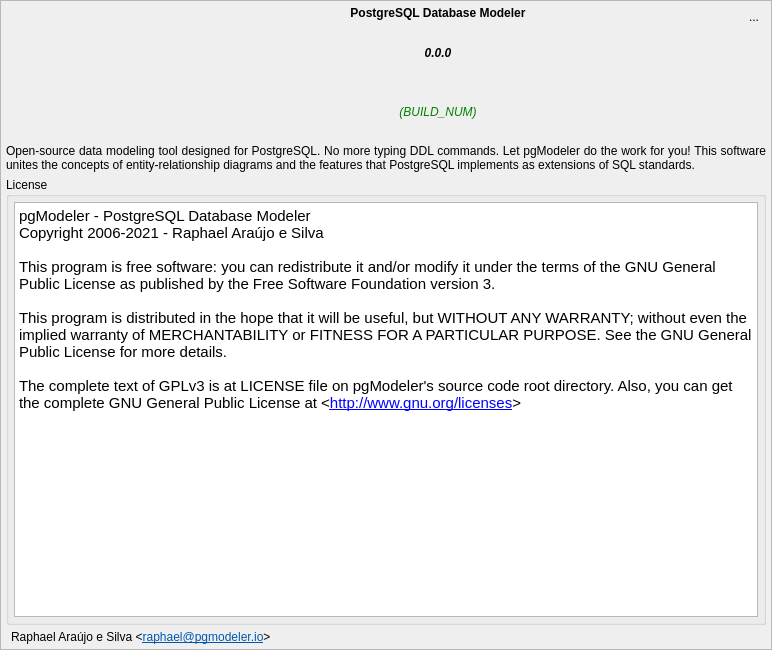
Above: libs/libgui/ui/widgets/aboutwidget.ui from pgmodeler/pgmodeler before the change. Below: the same form after it.
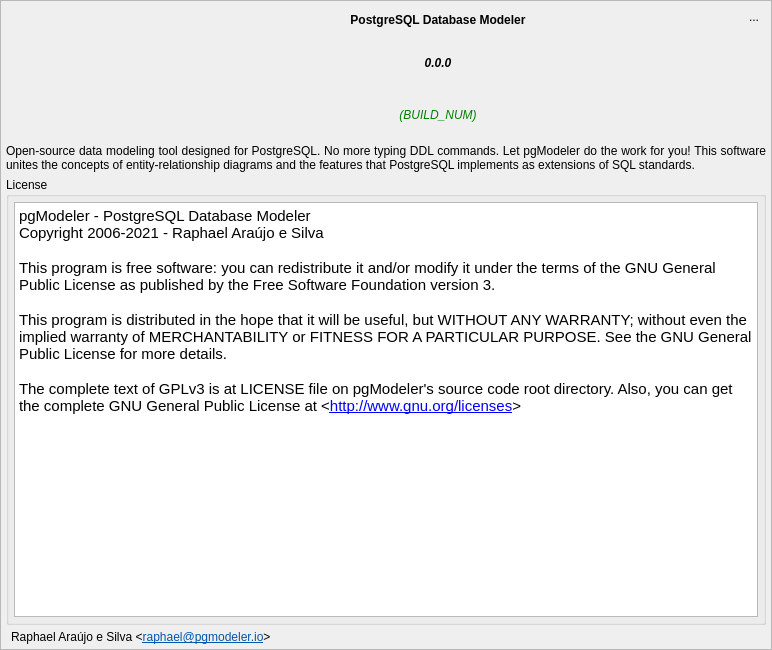
That is the form after the change. Icons and pictures are not drawn.

Patch:
```diff
--- a/libs/libgui/ui/widgets/aboutwidget.ui
+++ b/libs/libgui/ui/widgets/aboutwidget.ui
@@ -124,6 +124,9 @@
           <property name="alignment">
            <set>Qt::AlignCenter</set>
           </property>
+          <property name="wordWrap">
+           <bool>true</bool>
+          </property>
           <property name="textInteractionFlags">
            <set>Qt::LinksAccessibleByMouse|Qt::TextSelectableByMouse</set>
           </property>
@@ -132,7 +135,7 @@
         <item row="1" column="1">
          <widget class="QLabel" name="pgmodeler_ver_lbl">
           <property name="sizePolicy">
-           <sizepolicy hsizetype="Preferred" vsizetype="Preferred">
+           <sizepolicy hsizetype="Expanding" vsizetype="Preferred">
             <horstretch>0</horstretch>
             <verstretch>0</verstretch>
            </sizepolicy>
@@ -356,8 +359,8 @@
             <string notr="true">&lt;!DOCTYPE HTML PUBLIC &quot;-//W3C//DTD HTML 4.0//EN&quot; &quot;http://www.w3.org/TR/REC-html40/strict.dtd&quot;&gt;
 &lt;html&gt;&lt;head&gt;&lt;meta name=&quot;qrichtext&quot; content=&quot;1&quot; /&gt;&lt;meta charset=&quot;utf-8&quot; /&gt;&lt;style type=&quot;text/css&quot;&gt;
 p, li { white-space: pre-wrap; }
-&lt;/style&gt;&lt;/head&gt;&lt;body style=&quot; font-family:'Noto Sans'; font-size:11pt; font-weight:400; font-style:normal;&quot;&gt;
-&lt;p style=&quot; margin-top:12px; margin-bottom:12px; margin-left:0px; margin-right:0px; -qt-block-indent:0; text-indent:0px;&quot;&gt;&lt;span style=&quot; font-family:'Courier';&quot;&gt;pgModeler - PostgreSQL Database Modeler&lt;br /&gt;Copyright 2006-2021 - Raphael Araújo e Silva&lt;br /&gt;&lt;br /&gt;This program is free software: you can redistribute it and/or modify it under the terms of the GNU General Public License as published by the Free Software Foundation version 3.&lt;br /&gt;&lt;br /&gt;This program is distributed in the hope that it will be useful, but WITHOUT ANY WARRANTY; without even the implied warranty of MERCHANTABILITY or FITNESS FOR A PARTICULAR PURPOSE. See the GNU General Public License for more details.&lt;br /&gt;&lt;br /&gt;The complete text of GPLv3 is at LICENSE file on pgModeler's source code root directory. Also, you can get the complete GNU General Public License at &amp;lt;&lt;/span&gt;&lt;a href=&quot;http://www.gnu.org/licenses&quot;&gt;&lt;span style=&quot; font-family:'Courier'; text-decoration: underline; color:#0000ff;&quot;&gt;http://www.gnu.org/licenses&lt;/span&gt;&lt;/a&gt;&lt;span style=&quot; font-family:'Courier';&quot;&gt;&amp;gt;&lt;/span&gt;&lt;/p&gt;&lt;/body&gt;&lt;/html&gt;</string>
+&lt;/style&gt;&lt;/head&gt;&lt;body style=&quot; font-family:'Noto Sans'; font-size:12pt; font-weight:400; font-style:normal;&quot;&gt;
+&lt;p style=&quot; margin-top:12px; margin-bottom:12px; margin-left:0px; margin-right:0px; -qt-block-indent:0; text-indent:0px;&quot;&gt;&lt;span style=&quot; font-family:'Courier'; font-size:11pt;&quot;&gt;pgModeler - PostgreSQL Database Modeler&lt;br /&gt;Copyright 2006-2021 - Raphael Araújo e Silva&lt;br /&gt;&lt;br /&gt;This program is free software: you can redistribute it and/or modify it under the terms of the GNU General Public License as published by the Free Software Foundation version 3.&lt;br /&gt;&lt;br /&gt;This program is distributed in the hope that it will be useful, but WITHOUT ANY WARRANTY; without even the implied warranty of MERCHANTABILITY or FITNESS FOR A PARTICULAR PURPOSE. See the GNU General Public License for more details.&lt;br /&gt;&lt;br /&gt;The complete text of GPLv3 is at LICENSE file on pgModeler's source code root directory. Also, you can get the complete GNU General Public License at &amp;lt;&lt;/span&gt;&lt;a href=&quot;http://www.gnu.org/licenses&quot;&gt;&lt;span style=&quot; font-family:'Courier'; font-size:11pt; text-decoration: underline; color:#0000ff;&quot;&gt;http://www.gnu.org/licenses&lt;/span&gt;&lt;/a&gt;&lt;span style=&quot; font-family:'Courier'; font-size:11pt;&quot;&gt;&amp;gt;&lt;/span&gt;&lt;/p&gt;&lt;/body&gt;&lt;/html&gt;</string>
            </property>
            <property name="acceptRichText">
             <bool>false</bool>
```
Left out of the diff: 15 changed lines with no effect on the pictures.
